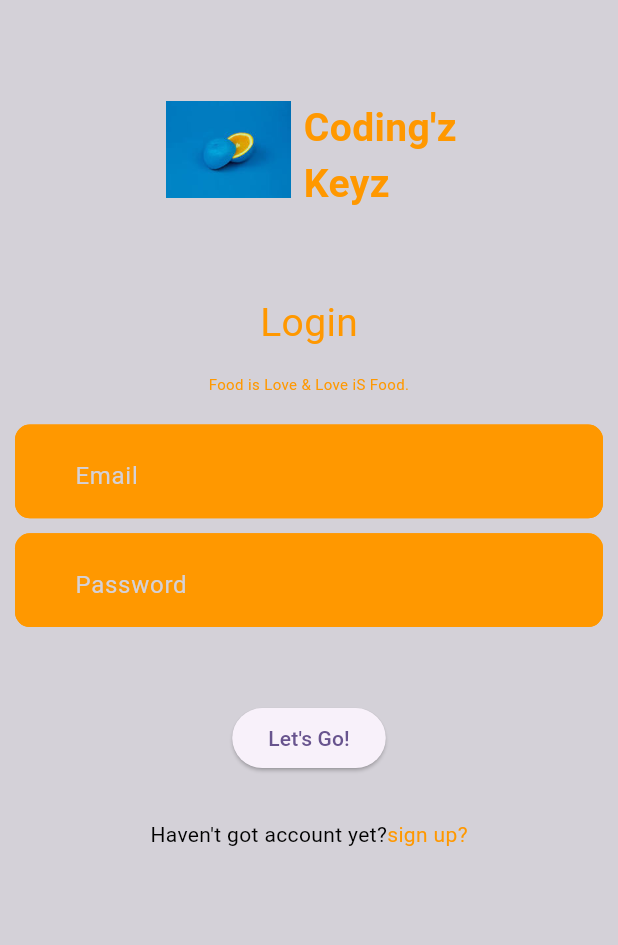
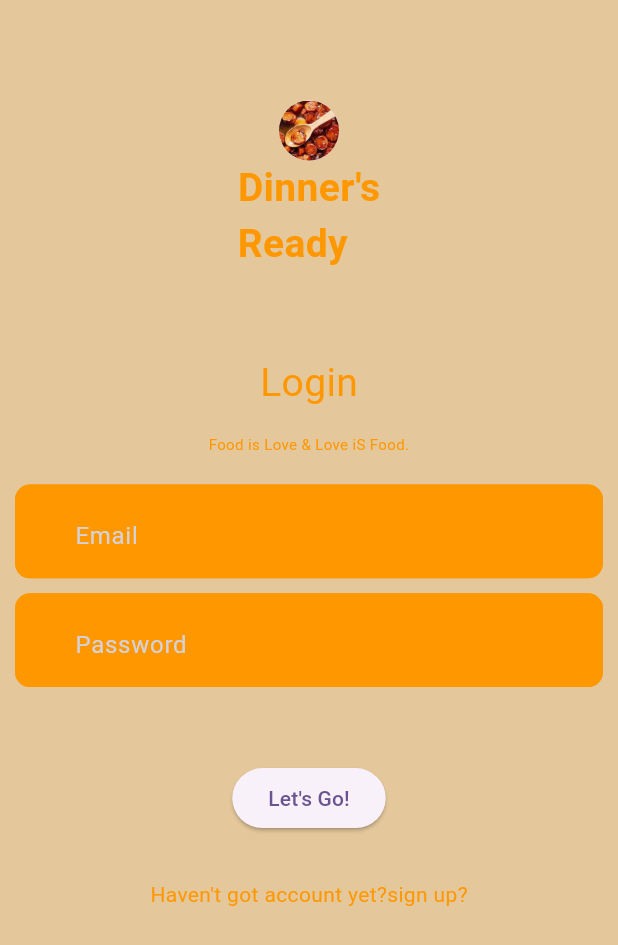
Before and after one commit to AbihaRiaz1703/Repository, a Flutter app: the screen it shows after launch, on a phone screen of 412 x 824 dp. Shown: the top 945 px of the screen. Run offline on Flutter 3.47's test engine with Material 3 defaults, Android fonts, the phone set to English and light mode, and no system bars.

Commit message:
initial comment

```diff
--- a/lib/login.dart
+++ b/lib/login.dart
@@ -17,7 +17,7 @@ class _LoginState extends State<Login> {
         length: 4,
         child: Scaffold(
             resizeToAvoidBottomInset: false,
-          backgroundColor: const Color.fromARGB(255, 212, 209, 216),
+            backgroundColor: const Color.fromARGB(255, 228, 199, 155),
             body: SafeArea(
                 child: Column(
                     mainAxisAlignment: MainAxisAlignment.start,
@@ -30,11 +30,10 @@ class _LoginState extends State<Login> {
                       mainAxisAlignment: MainAxisAlignment.center,
                       crossAxisAlignment: CrossAxisAlignment.start,
                       children: [
-                    Image(
-                      height: 65,
-                      width: 90,
-                      image: AssetImage('images/logo.png'),
+                        CircleAvatar(
+                          backgroundImage: AssetImage('images/log.png'),
                         ),
+                      ]),
                   SizedBox(
                     width: 5,
                   ),
@@ -42,7 +41,7 @@ class _LoginState extends State<Login> {
                     crossAxisAlignment: CrossAxisAlignment.start,
                     children: [
                       Text(
-                          'Coding\'z',
+                        'Dinner\'s',
                         style: TextStyle(
                           color: Colors.orange,
                           fontWeight: FontWeight.bold,
@@ -50,14 +49,13 @@ class _LoginState extends State<Login> {
                         ),
                       ),
                       Text(
-                          'Keyz',
+                        'Ready',
+                        textAlign: TextAlign.center,
                         style: TextStyle(
                           color: Colors.orange,
                           fontWeight: FontWeight.bold,
                           fontSize: 26,
                         ),
-                        ),
-                      ],
                       ),
                     ],
                   ),
@@ -129,7 +127,7 @@ class _LoginState extends State<Login> {
                         filled: true,
                         prefix: const Icon(
                           Icons.ac_unit_rounded,
-                        color: Color.fromARGB(255, 177, 160, 214),
+                          color: Colors.orange,
                         ),
                         focusedBorder: OutlineInputBorder(
                           borderSide: const BorderSide(color: Colors.orange),
@@ -161,7 +159,7 @@ class _LoginState extends State<Login> {
                         'Haven\'t got account yet?',
                         textAlign: TextAlign.center,
                         style: TextStyle(
-                        color: Colors.black,
+                          color: Colors.orange,
                         ),
                       ),
                       Text(
@@ -171,9 +169,6 @@ class _LoginState extends State<Login> {
                       ),
                     ],
                   ),
-              ],
-            ),
-          ),
-        ));
+                ]))));
   }
 }
```
Also changed, not shown: images/log.png (added). Lines whose indentation alone changed are shown as unchanged.
